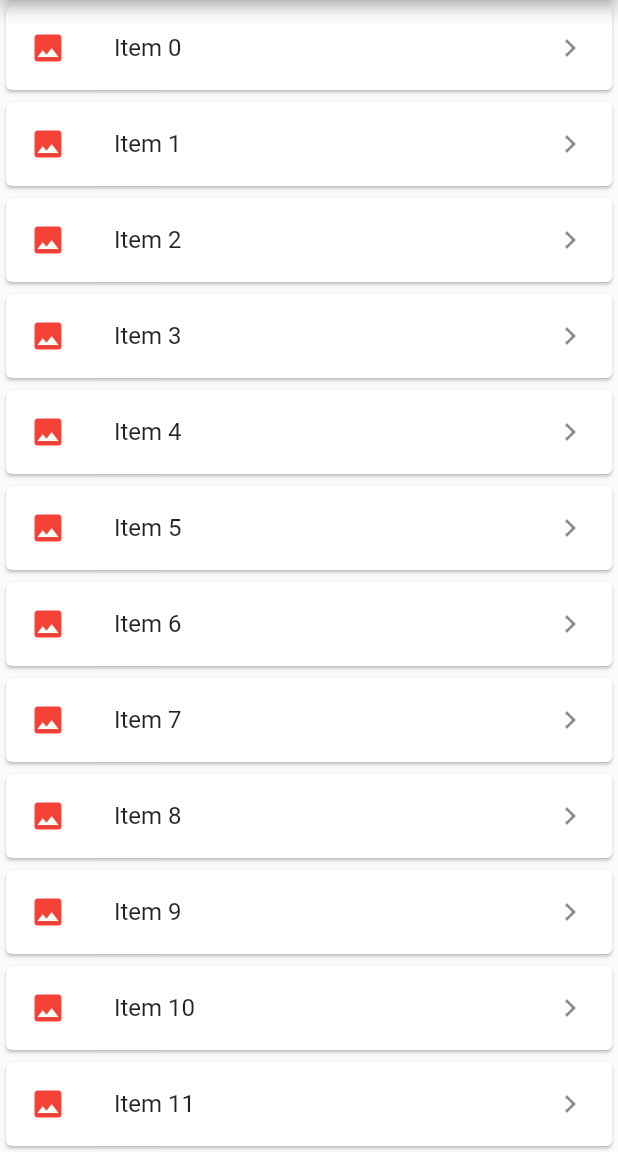
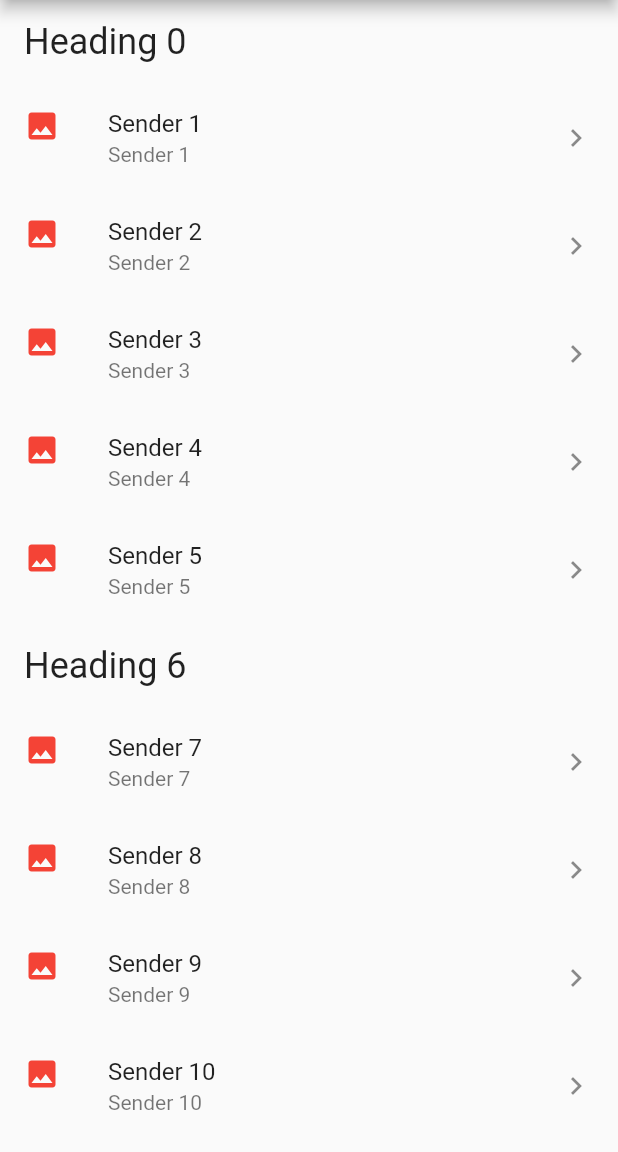
Before and after one commit to daxsis/flutter-test, a Flutter app: the screen it shows after launch, on a phone screen of 412 x 824 dp, the part 84-1236 px from its top. Run offline on Flutter 3.47's test engine with Material 2 defaults, Android fonts, the light colour scheme and no system bars.

Commit message:
dynamic list view with heading

```diff
--- a/lib/main.dart
+++ b/lib/main.dart
@@ -30,23 +30,62 @@
   }
 
   Widget _myListView() {
-    final List<String> items =
-        List<String>.generate(10000, (index) => 'Item $index');
+    final List<ListItem> items = List<ListItem>.generate(
+      10000,
+      (index) => index % 6 == 0
+          ? HeadingItem('Heading $index')
+          : MessageItem('Sender $index', 'Message body $index'),
+    );
 
     return ListView.builder(
       itemCount: items.length,
       itemBuilder: (context, index) {
-        return Card(
-          child: ListTile(
-            title: Text(items[index]),
+        final item = items[index];
+
+        if (item is HeadingItem) {
+          return ListTile(
+            title: Text(
+              item.heading,
+              style: Theme.of(context).textTheme.headline5,
+            ),
+          );
+        } else if (item is MessageItem) {
+          return ListTile(
+            title: Text(item.sender),
+            subtitle: Text(item.sender),
             leading: const Icon(
               Icons.insert_photo,
               color: Colors.red,
             ),
             trailing: const Icon(Icons.keyboard_arrow_right),
-          ),
-        );
+          );
+        }
+
+        return const Text("something wrong");
+        // return Card(
+        //   child: ListTile(
+        //     title: Text(items[index]),
+        //     leading: const Icon(
+        //       Icons.insert_photo,
+        //       color: Colors.red,
+        //     ),
+        //     trailing: const Icon(Icons.keyboard_arrow_right),
+        //   ),
+        // );
       },
     );
   }
 }
+
+abstract class ListItem {}
+
+class MessageItem implements ListItem {
+  final String sender;
+  final String body;
+  MessageItem(this.sender, this.body);
+}
+
+class HeadingItem implements ListItem {
+  final String heading;
+  HeadingItem(this.heading);
+}
```
